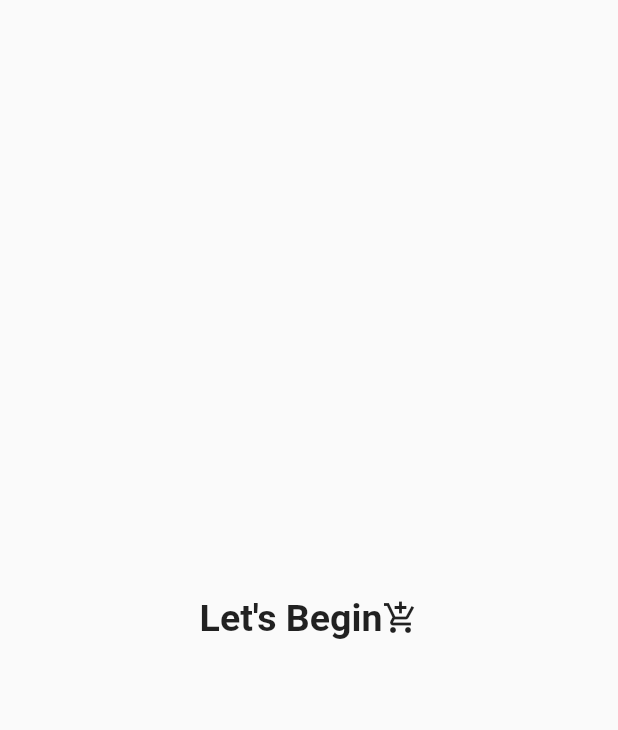
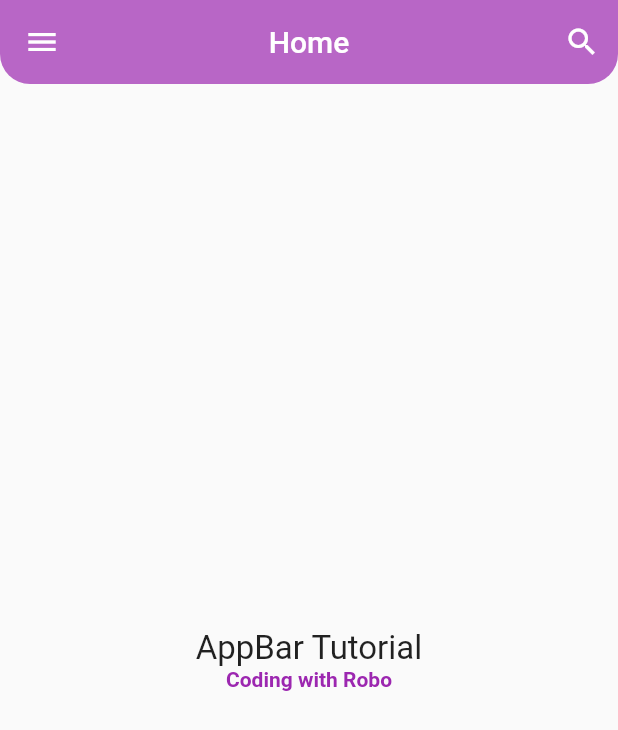
Before and after one commit to iyaselerehoboth/Coding-with-Tea-Flutter-Crash-Course, a Flutter app: the screen it shows after launch, on a phone screen of 412 x 824 dp. Shown: the top 730 px of the screen. Run offline on Flutter 3.47's test engine with Material 2 defaults, Android fonts, the phone set to English and light mode, and no system bars; our stand-ins replace font_awesome_flutter.

Commit message:
Section 2.6:Create appbar

```diff
--- a/lib/screens/Home.dart
+++ b/lib/screens/Home.dart
@@ -6,30 +6,37 @@ class Home extends StatelessWidget {
   @override
   Widget build(BuildContext context) {
     return Scaffold(
+      appBar: AppBar(
+        leading: IconButton(
+          icon: const Icon(Icons.menu),
+          onPressed: () {},
+        ),
+        title: const Text("Home"),
+        actions: [
+          //IconButton(icon: const Icon(Icons.shopping_cart), onPressed: () {}),
+          IconButton(icon: const Icon(Icons.search), onPressed: () {}),
+        ],
+        elevation: 0,
+        centerTitle: true,
+        backgroundColor: Colors.purple.withOpacity(0.7),
+        shape: const RoundedRectangleBorder(
+          borderRadius: BorderRadius.vertical(bottom: Radius.circular(20))
+        ),
+      ),
       body: Center(
-        child: TextButton(
-          //To disable a button, pass "null" in the onPressed property.
-          onPressed: () {},
-          style: ElevatedButton.styleFrom(
-            padding: const EdgeInsets.all(20.0),
-            fixedSize: const Size(300, 80),
-            textStyle:
-                const TextStyle(fontSize: 25, fontWeight: FontWeight.bold),
-            //primary: Colors.yellow,
-            onPrimary: Colors.black87,
-            //elevation: 15,
-            shadowColor: Colors.yellow,
-            //side: const BorderSide(color: Colors.black87, width: 2),
-            //alignment: Alignment.bottomLeft,
-            shape: const StadiumBorder()
-          ),
-          child: Row(
-            mainAxisAlignment: MainAxisAlignment.center,
-            children: const [
-              Text("Let's Begin"),
-              Icon(Icons.add_shopping_cart_outlined),
-            ],
-          ),
+        child: Column(
+          mainAxisAlignment: MainAxisAlignment.center,
+          children: const [
+            Text(
+              "AppBar Tutorial",
+              style: TextStyle(fontSize: 22),
+            ),
+            Text(
+              "Coding with Robo",
+              style:
+                  TextStyle(fontWeight: FontWeight.bold, color: Colors.purple),
+            )
+          ],
         ),
       ),
     );
```
